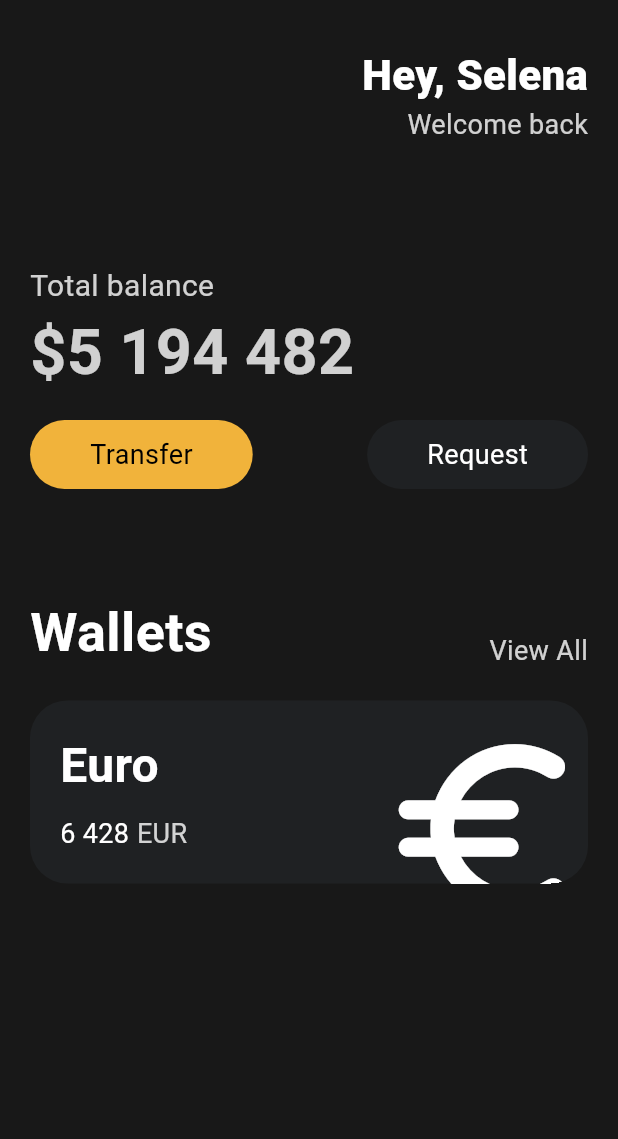
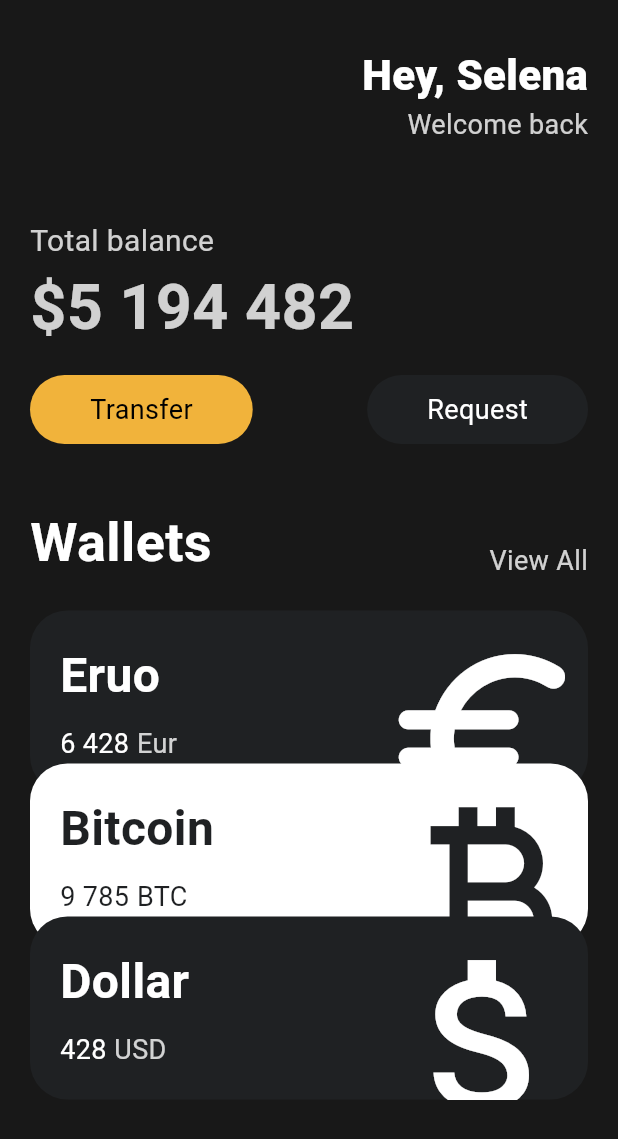
Before and after one commit to FPtrevi/studyFlutter, a Flutter app: the screen it shows after launch, on a phone screen of 412 x 824 dp. Shown: the top 1139 px of the screen. Run offline on Flutter 3.47's test engine with Material 3 defaults, Android fonts, the phone set to English and light mode, and no system bars.

Commit message:
Reuseable Cards

```diff
--- a/lib/main.dart
+++ b/lib/main.dart
@@ -1,5 +1,7 @@
 import 'package:flutter/material.dart';
+import 'package:flutter/widgets.dart';
 import 'package:toonflix/widget/button.dart';
+import 'package:toonflix/widget/currency_card.dart';
 
 void main() {
   runApp(const App());
@@ -13,7 +15,8 @@ class App extends StatelessWidget {
     return MaterialApp(
       home: Scaffold(
         backgroundColor: const Color(0xFF181818),
-        body: Padding(
+        body: SingleChildScrollView(
+          child: Padding(
             padding: const EdgeInsets.symmetric(
               horizontal: 20,
             ),
@@ -49,7 +52,7 @@ class App extends StatelessWidget {
                   ],
                 ),
                 const SizedBox(
-                height: 80,
+                  height: 50,
                 ),
                 Text(
                   'Total balance',
@@ -86,7 +89,7 @@ class App extends StatelessWidget {
                   ],
                 ),
                 const SizedBox(
-                height: 70,
+                  height: 40,
                 ),
                 Row(
                   crossAxisAlignment: CrossAxisAlignment.end,
@@ -112,69 +115,35 @@ class App extends StatelessWidget {
                 const SizedBox(
                   height: 20,
                 ),
-              Container(
-                clipBehavior: Clip.hardEdge,
-                decoration: BoxDecoration(
-                  color: const Color(0xFF1F2123),
-                  borderRadius: BorderRadius.circular(25),
+                const CurrencyCard(
+                  name: 'Eruo',
+                  code: 'Eur',
+                  amout: '6 428',
+                  icon: Icons.euro_rounded,
+                  isInverted: false,
                 ),
-                child: Padding(
-                  padding: const EdgeInsets.all(20),
-                  child: Row(
-                    mainAxisAlignment: MainAxisAlignment.spaceBetween,
-                    children: [
-                      Column(
-                        crossAxisAlignment: CrossAxisAlignment.start,
-                        children: [
-                          const Text(
-                            'Euro',
-                            style: TextStyle(
-                                color: Colors.white,
-                                fontSize: 32,
-                                fontWeight: FontWeight.w600),
-                          ),
-                          const SizedBox(
-                            height: 10,
-                          ),
-                          Row(
-                            children: [
-                              const Text(
-                                '6 428',
-                                style: TextStyle(
-                                  color: Colors.white,
-                                  fontSize: 18,
+                Transform.translate(
+                  offset: const Offset(0, -20),
+                  child: const CurrencyCard(
+                    name: 'Bitcoin',
+                    code: 'BTC',
+                    amout: '9 785',
+                    icon: Icons.currency_bitcoin,
+                    isInverted: true,
                   ),
                 ),
-                              const SizedBox(
-                                width: 5,
-                              ),
-                              Text(
-                                'EUR',
-                                style: TextStyle(
-                                  color: Colors.white.withOpacity(0.8),
-                                  fontSize: 18,
-                                ),
-                              ),
-                            ],
-                          )
-                        ],
-                      ),
-                      Transform.scale(
-                        scale: 2,
-                        child: Transform.translate(
-                          offset: const Offset(-5, 12),
-                          child: const Icon(
-                            Icons.euro_rounded,
-                            color: Colors.white,
-                            size: 75,
-                          ),
+                Transform.translate(
+                  offset: const Offset(0, -40),
+                  child: const CurrencyCard(
+                    name: 'Dollar',
+                    code: 'USD',
+                    amout: '428',
+                    icon: Icons.attach_money_outlined,
+                    isInverted: false,
                   ),
                 )
               ],
             ),
-                ),
-              )
-            ],
           ),
         ),
       ),
--- /dev/null
+++ b/lib/widget/currency_card.dart
@@ -0,0 +1,85 @@
+import 'package:flutter/material.dart';
+
+class CurrencyCard extends StatelessWidget {
+  final String name, code, amout;
+  final IconData icon;
+  final bool isInverted;
+
+  final _blackColor = const Color(0xFF1F2123);
+
+  const CurrencyCard(
+      {super.key,
+      required this.name,
+      required this.code,
+      required this.amout,
+      required this.icon,
+      required this.isInverted});
+
+  @override
+  Widget build(BuildContext context) {
+    return Container(
+      clipBehavior: Clip.hardEdge,
+      decoration: BoxDecoration(
+        color: isInverted ? Colors.white : _blackColor,
+        borderRadius: BorderRadius.circular(25),
+      ),
+      child: Padding(
+        padding: const EdgeInsets.all(20),
+        child: Row(
+          mainAxisAlignment: MainAxisAlignment.spaceBetween,
+          children: [
+            Column(
+              crossAxisAlignment: CrossAxisAlignment.start,
+              children: [
+                Text(
+                  name,
+                  style: TextStyle(
+                      color: isInverted ? _blackColor : Colors.white,
+                      fontSize: 32,
+                      fontWeight: FontWeight.w600),
+                ),
+                const SizedBox(
+                  height: 10,
+                ),
+                Row(
+                  children: [
+                    Text(
+                      amout,
+                      style: TextStyle(
+                        color: isInverted ? _blackColor : Colors.white,
+                        fontSize: 18,
+                      ),
+                    ),
+                    const SizedBox(
+                      width: 5,
+                    ),
+                    Text(
+                      code,
+                      style: TextStyle(
+                        color: isInverted
+                            ? _blackColor
+                            : Colors.white.withOpacity(0.8),
+                        fontSize: 18,
+                      ),
+                    ),
+                  ],
+                )
+              ],
+            ),
+            Transform.scale(
+              scale: 2,
+              child: Transform.translate(
+                offset: const Offset(-5, 12),
+                child: Icon(
+                  icon,
+                  color: isInverted ? _blackColor : Colors.white,
+                  size: 75,
+                ),
+              ),
+            )
+          ],
+        ),
+      ),
+    );
+  }
+}
```
Lines whose indentation alone changed are shown as unchanged.
